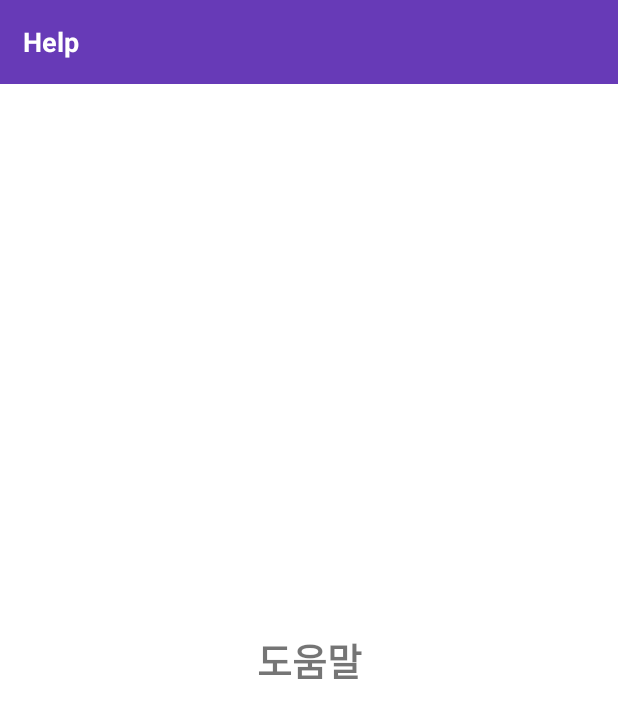
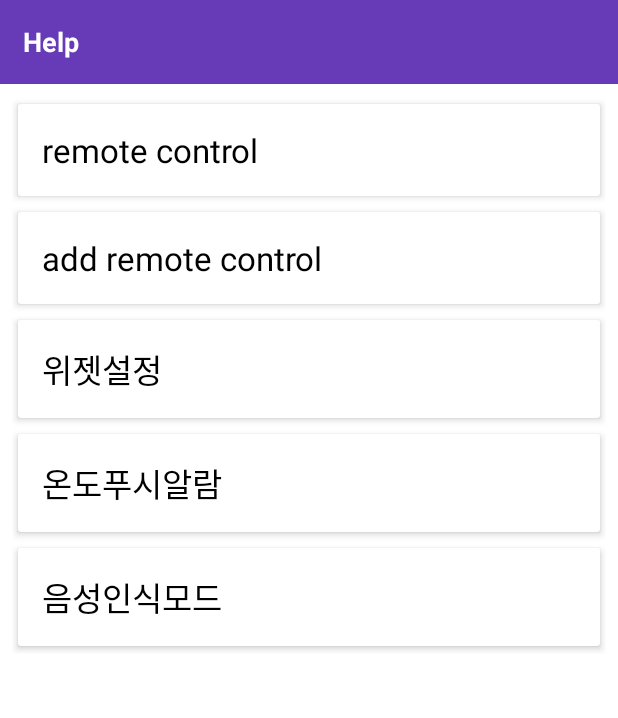
Before and after one commit to psh0121/smart-fan, an Android app: the Settings_Advice screen opened directly, with no data from a screen before it, on a phone screen of 412 x 824 dp. Shown: the top 718 px of the screen. Run offline under Robolectric (Android 15) with nearby library versions, the phone set to English and light mode, and no system bars.

Commit message:
expanddable recyclerview를 사용해 settings 창의 도움말 창에서 클릭하면 부가적인 내용이 펼쳐지고 다시 클릭하면 펼쳐진 내용이 접히도록 레이아웃 설정

```diff
--- a/SmartFan/app/build.gradle
+++ b/SmartFan/app/build.gradle
@@ -43,4 +43,10 @@ dependencies {
 
     //glide 이미지 관련
     implementation("com.github.bumptech.glide:glide:4.9.0")
+
+    //recycler view
+    implementation 'androidx.recyclerview:recyclerview:1.1.0'
+
+    //cardView library
+    implementation "androidx.cardview:cardview:1.0.0"
 }
--- a/SmartFan/app/src/main/java/com/example/smartfan/Settings_Advice.java
+++ b/SmartFan/app/src/main/java/com/example/smartfan/Settings_Advice.java
@@ -1,14 +1,45 @@
 package com.example.smartfan;
 
 import androidx.appcompat.app.AppCompatActivity;
+import androidx.recyclerview.widget.RecyclerView;
 
 import android.os.Bundle;
 
+import java.util.ArrayList;
+import java.util.List;
+
 public class Settings_Advice extends AppCompatActivity {
+
+    RecyclerView recyclerView;
+    List<Settings_Advice_Versions> versionsList;
 
     @Override
     protected void onCreate(Bundle savedInstanceState) {
         super.onCreate(savedInstanceState);
         setContentView(R.layout.settings__advice);
+
+        recyclerView = findViewById(R.id.settings_recyclerView);
+
+        initData();
+        setRecyclerView();
+
+    }
+
+    private void setRecyclerView() {
+        Settings_Advice_VersionsAdapter versionsAdapter = new Settings_Advice_VersionsAdapter(versionsList);
+        recyclerView.setAdapter(versionsAdapter);
+        recyclerView.setHasFixedSize(false);
+    }
+
+    private void initData() {
+
+        versionsList = new ArrayList<>();
+
+        versionsList.add(new Settings_Advice_Versions("remote control", "불라불라", "머시기머시기", "랄랄라"));
+        versionsList.add(new Settings_Advice_Versions("add remote control", "블라블라", "머시기머시기", "랄랄라"));
+        versionsList.add(new Settings_Advice_Versions("위젯설정", "블라블라", "머시기머시기", "랄랄라"));
+        versionsList.add(new Settings_Advice_Versions("온도푸시알람", "블라블라", "머시기머시기", "랄랄라"));
+        versionsList.add(new Settings_Advice_Versions("음성인식모드", "블라블라", "머시기머시기", "랄랄라"));
+
     }
 }
--- /dev/null
+++ b/SmartFan/app/src/main/java/com/example/smartfan/Settings_Advice_Versions.java
@@ -0,0 +1,65 @@
+package com.example.smartfan;
+
+public class Settings_Advice_Versions {
+
+    private String codeName, version, apilevel, description;
+    private boolean expandable;
+
+    public boolean isExpandable() {
+        return expandable;
+    }
+
+    public void setExpandable(boolean expandable) {
+        this.expandable = expandable;
+    }
+
+    public Settings_Advice_Versions(String codeName, String version, String apilevel, String description) {
+        this.codeName = codeName;
+        this.version = version;
+        this.apilevel = apilevel;
+        this.description = description;
+        this.expandable = false;
+    }
+
+    public String getCodeName() {
+        return codeName;
+    }
+
+    public void setCodeName(String codeName) {
+        this.codeName = codeName;
+    }
+
+    public String getVersion() {
+        return version;
+    }
+
+    public void setVersion(String vseion) {
+        this.version = vseion;
+    }
+
+    public String getApilevel() {
+        return apilevel;
+    }
+
+    public void setApilevel(String apilevel) {
+        this.apilevel = apilevel;
+    }
+
+    public String getDescription() {
+        return description;
+    }
+
+    public void setDescription(String description) {
+        this.description = description;
+    }
+
+    @Override
+    public String toString() {
+        return "Settings_Advice_Versions{" +
+                "codeName='" + codeName + '\'' +
+                ", version='" + version + '\'' +
+                ", apilevel='" + apilevel + '\'' +
+                ", description='" + description + '\'' +
+                '}';
+    }
+}
--- /dev/null
+++ b/SmartFan/app/src/main/java/com/example/smartfan/Settings_Advice_VersionsAdapter.java
@@ -0,0 +1,83 @@
+package com.example.smartfan;
+
+import android.view.LayoutInflater;
+import android.view.View;
+import android.view.ViewGroup;
+import android.widget.LinearLayout;
+import android.widget.RelativeLayout;
+import android.widget.TextView;
+
+import androidx.annotation.NonNull;
+import androidx.recyclerview.widget.RecyclerView;
+
+import java.util.List;
+
+public class Settings_Advice_VersionsAdapter extends RecyclerView.Adapter<Settings_Advice_VersionsAdapter.VersionVH> {
+    //VersionVH = Version Holder class name
+
+    List<Settings_Advice_Versions> versionsList;
+
+    public Settings_Advice_VersionsAdapter(List<Settings_Advice_Versions> versionsList) {
+        this.versionsList = versionsList;
+    }
+
+    @NonNull
+    @Override
+    public VersionVH onCreateViewHolder(@NonNull ViewGroup parent, int viewType) {
+        View view = LayoutInflater.from(parent.getContext()).inflate(R.layout.settings_advice_row, parent, false);
+        return new VersionVH(view);
+
+    }
+
+    @Override
+    public void onBindViewHolder(@NonNull VersionVH holder, int position) {
+
+        Settings_Advice_Versions versions = versionsList.get(position);
+        holder.codeNameTxt.setText(versions.getCodeName());
+        holder.versionTxt.setText(versions.getVersion());
+        holder.apiLevelTxt.setText(versions.getApilevel());
+        holder.descriptionTxt.setText(versions.getDescription());
+
+        boolean isExpandable = versionsList.get(position).isExpandable();
+        holder.expandableLayout.setVisibility(isExpandable ? View.VISIBLE : View.GONE);
+
+    }
+
+    @Override
+    public int getItemCount() {
+        return versionsList.size();
+    }
+
+    public class VersionVH extends RecyclerView.ViewHolder {
+
+        TextView codeNameTxt, versionTxt, apiLevelTxt, descriptionTxt;
+        LinearLayout linearLayout;
+        RelativeLayout expandableLayout;
+
+        public VersionVH(@NonNull View itemView) {
+            super(itemView);
+
+            codeNameTxt = itemView.findViewById(R.id.settings_codename);
+            versionTxt = itemView.findViewById(R.id.settings_version);
+            apiLevelTxt = itemView.findViewById(R.id.settings_apilevel);
+            descriptionTxt = itemView.findViewById(R.id.settings_description);
+
+            linearLayout = itemView.findViewById(R.id.settings_linearlayout);
+            expandableLayout = itemView.findViewById(R.id.settings_expandablelayout);
+
+            linearLayout.setOnClickListener(new View.OnClickListener() {
+                @Override
+                public void onClick(View v) {
+
+                    Settings_Advice_Versions versions = versionsList.get(getAdapterPosition());
+                    versions.setExpandable(!versions.isExpandable());
+                    notifyItemChanged(getAdapterPosition());
+                }
+            });
+
+        }
+    }
+
+
+
+}
--- a/SmartFan/app/src/main/res/layout/settings__advice.xml
+++ b/SmartFan/app/src/main/res/layout/settings__advice.xml
@@ -30,14 +30,21 @@
 
     </LinearLayout>
 
-    <TextView
+    <LinearLayout
         android:layout_width="match_parent"
         android:layout_height="0dp"
-        app:layout_constraintTop_toBottomOf="@id/layoutToolBar"
+        android:orientation="vertical"
+        android:padding="8dp"
         app:layout_constraintBottom_toBottomOf="parent"
-        android:gravity="center"
-        android:text="도움말"
-        android:textSize="25sp"
-        android:textStyle="bold"/>
+        app:layout_constraintTop_toBottomOf="@id/layoutToolBar">
+
+        <androidx.recyclerview.widget.RecyclerView
+            android:id="@+id/settings_recyclerView"
+            android:layout_width="match_parent"
+            android:layout_height="wrap_content"
+            app:layoutManager="androidx.recyclerview.widget.LinearLayoutManager" />
+
+    </LinearLayout>
+
 
 </androidx.constraintlayout.widget.ConstraintLayout>
--- /dev/null
+++ b/SmartFan/app/src/main/res/layout/settings_advice_row.xml
@@ -0,0 +1,64 @@
+<?xml version="1.0" encoding="utf-8"?>
+<androidx.cardview.widget.CardView xmlns:android="http://schemas.android.com/apk/res/android"
+    android:layout_width="match_parent"
+    android:layout_height="wrap_content"
+    xmlns:app="http://schemas.android.com/apk/res-auto"
+    app:cardCornerRadius="2dp"
+    app:cardElevation="3dp"
+    app:cardUseCompatPadding="true">
+
+    <LinearLayout
+        android:id="@+id/settings_linearlayout"
+        android:layout_width="match_parent"
+        android:layout_height="wrap_content"
+        android:orientation="vertical">
+
+        <TextView
+            android:id="@+id/settings_codename"
+            android:layout_width="wrap_content"
+            android:layout_height="wrap_content"
+            android:text="Code Name"
+            android:textSize="22sp"
+            android:padding="16dp"
+            android:textColor="@color/colorBlack"/>
+
+        <RelativeLayout
+            android:layout_width="match_parent"
+            android:layout_height="wrap_content"
+            android:id="@+id/settings_expandablelayout">
+
+            <TextView
+                android:layout_width="wrap_content"
+                android:layout_height="wrap_content"
+                android:id="@+id/settings_version"
+                android:text="Version"
+                android:padding="16dp"
+                android:textSize="18sp"
+                android:textStyle="bold"/>
+
+            <TextView
+                android:layout_width="wrap_content"
+                android:layout_height="wrap_content"
+                android:id="@+id/settings_apilevel"
+                android:text="Api Level"
+                android:padding="16dp"
+                android:textSize="18sp"
+                android:textStyle="bold"
+                android:layout_alignParentRight="true"
+                android:layout_alignParentEnd="true"/>
+
+            <TextView
+                android:layout_width="wrap_content"
+                android:layout_height="wrap_content"
+                android:id="@+id/settings_description"
+                android:text="Description"
+                android:padding="16dp"
+                android:textSize="18sp"
+                android:layout_below="@id/settings_version"/>
+        </RelativeLayout>
+
+
+    </LinearLayout>
+
+
+</androidx.cardview.widget.CardView>
--- a/SmartFan/app/src/main/res/values/colors.xml
+++ b/SmartFan/app/src/main/res/values/colors.xml
@@ -6,4 +6,5 @@
     <color name="colorPrimaryText">#212121</color>
     <color name="colorWhite">#FFFFFF</color>
     <color name="colorGreen">#32CD32</color>
+    <color name="colorBlack">#000</color>
 </resources>
```
